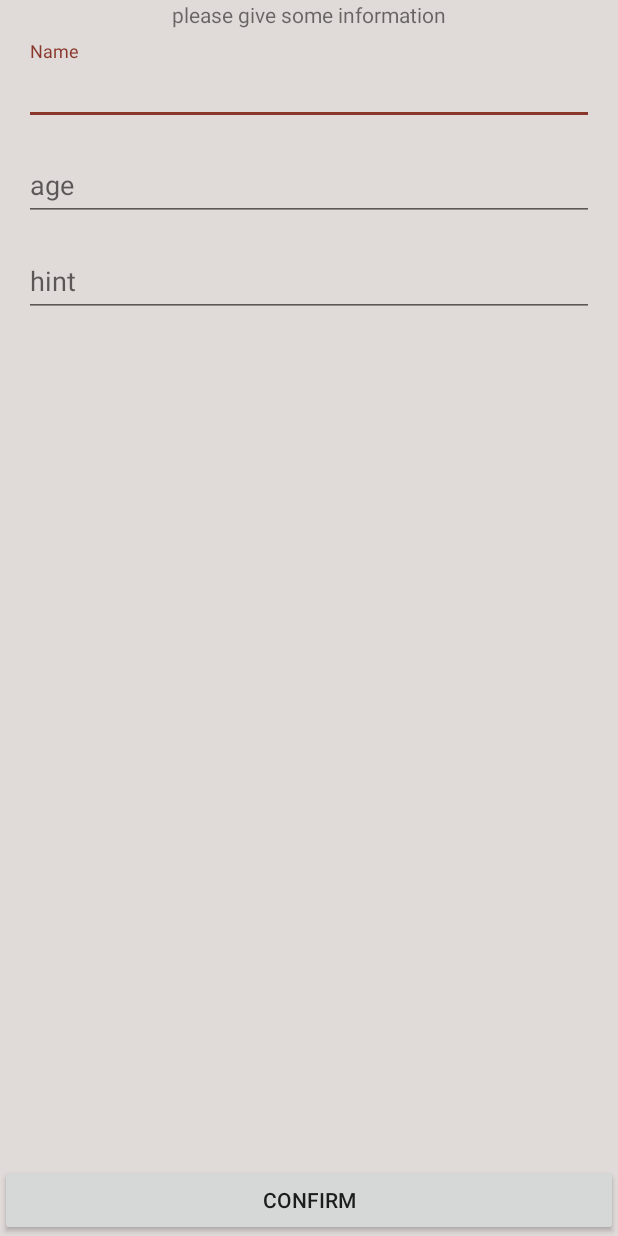
After one commit to NHNNEXT/2017-REAL-MAC-HACK-KI, an Android app: the NewPartyActivity screen opened directly, with no data from a screen before it, on a phone screen of 412 x 824 dp. The commit adds this screen. Run offline under Robolectric (Android 15) with nearby library versions, the phone set to English and light mode, and no system bars.

Commit message:
register view
* 테스트 입니다

```diff
--- a/Amigo_android/app/build.gradle
+++ b/Amigo_android/app/build.gradle
@@ -26,11 +26,11 @@ android {
 dependencies {
     implementation fileTree(dir: 'libs', include: ['*.jar'])
     implementation 'com.android.support:appcompat-v7:26.1.0'
-    implementation 'com.android.support.constraint:constraint-layout:1.0.2'
+    implementation 'com.android.support.constraint:constraint-layout:1.1.0-beta3'
     testImplementation 'junit:junit:4.12'
-    androidTestImplementation ('com.android.support.test.espresso:espresso-core:3.0.1', {
+    androidTestImplementation('com.android.support.test.espresso:espresso-core:3.0.1', {
         exclude group: 'com.android.support', module: 'support-annotations'
     })
-    implementation"org.jetbrains.kotlin:kotlin-stdlib-jre7:$kotlin_version"
+    implementation "org.jetbrains.kotlin:kotlin-stdlib-jre7:$kotlin_version"
     implementation 'com.android.support:design:26.1.0'
 }
--- a/Amigo_android/app/src/main/AndroidManifest.xml
+++ b/Amigo_android/app/src/main/AndroidManifest.xml
@@ -9,14 +9,16 @@
         android:roundIcon="@mipmap/ic_launcher_round"
         android:supportsRtl="true"
         android:theme="@style/AppTheme">
-        <activity android:name=".MainActivity"
-            android:theme="@style/Theme.AppCompat.DayNight.NoActionBar">
+        <activity
+            android:name=".MainActivity"
+            android:theme="@style/AppTheme">
             <intent-filter>
                 <action android:name="android.intent.action.MAIN" />
 
                 <category android:name="android.intent.category.LAUNCHER" />
             </intent-filter>
         </activity>
+        <activity android:name=".NewPartyActivity"></activity>
     </application>
 
 </manifest>
--- a/Amigo_android/app/src/main/java/com/zimincom/amigo/MainActivity.kt
+++ b/Amigo_android/app/src/main/java/com/zimincom/amigo/MainActivity.kt
@@ -1,5 +1,6 @@
 package com.zimincom.amigo
 
+import android.content.Intent
 import android.os.Bundle
 import android.support.v7.app.AppCompatActivity
 import android.widget.Toast
@@ -16,7 +17,8 @@ class MainActivity : AppCompatActivity() {
             val email = input_email.text.toString()
 
             if (isEmailValid(email)) {
-               Toast.makeText(this, "apply done", Toast.LENGTH_SHORT).show()
+                Toast.makeText(this, "apply done", Toast.LENGTH_SHORT).show()
+                startActivity(Intent(MainActivity@this, NewPartyActivity::class.java))
             } else {
                input_email.error = "wrong email!"
             }
--- /dev/null
+++ b/Amigo_android/app/src/main/java/com/zimincom/amigo/NewPartyActivity.kt
@@ -0,0 +1,12 @@
+package com.zimincom.amigo
+
+import android.os.Bundle
+import android.support.v7.app.AppCompatActivity
+
+class NewPartyActivity : AppCompatActivity() {
+
+    override fun onCreate(savedInstanceState: Bundle?) {
+        super.onCreate(savedInstanceState)
+        setContentView(R.layout.activity_new_party)
+    }
+}
--- a/Amigo_android/app/src/main/res/layout/activity_main.xml
+++ b/Amigo_android/app/src/main/res/layout/activity_main.xml
@@ -16,14 +16,14 @@
         app:layout_constraintEnd_toEndOf="parent"
         app:layout_constraintStart_toStartOf="parent"
         app:layout_constraintTop_toTopOf="parent"
-        app:srcCompat="@drawable/ic_logo" />
+        app:srcCompat="@drawable/ic_logo_green" />
 
     <Button
         android:id="@+id/btn_apply"
         android:layout_width="wrap_content"
         android:layout_height="wrap_content"
         android:layout_marginBottom="8dp"
-        android:background="#89372a"
+        android:background="@color/colorPrimary"
         android:text="send"
         android:textColor="@android:color/background_light"
         app:layout_constraintBottom_toBottomOf="parent"
--- /dev/null
+++ b/Amigo_android/app/src/main/res/layout/activity_new_party.xml
@@ -0,0 +1,82 @@
+<?xml version="1.0" encoding="utf-8"?>
+<android.support.constraint.ConstraintLayout xmlns:android="http://schemas.android.com/apk/res/android"
+    xmlns:app="http://schemas.android.com/apk/res-auto"
+    xmlns:tools="http://schemas.android.com/tools"
+    android:layout_width="match_parent"
+    android:layout_height="match_parent"
+    tools:context="com.zimincom.amigo.NewPartyActivity"
+    tools:layout_editor_absoluteX="0dp"
+    tools:layout_editor_absoluteY="81dp">
+
+    <android.support.design.widget.TextInputLayout
+        android:id="@+id/input_name_layout"
+        android:layout_width="0dp"
+        android:layout_height="wrap_content"
+        android:layout_marginEnd="16dp"
+        android:layout_marginStart="16dp"
+        android:layout_marginTop="8dp"
+        app:layout_constraintEnd_toEndOf="parent"
+        app:layout_constraintHorizontal_bias="0.5"
+        app:layout_constraintStart_toStartOf="parent"
+        app:layout_constraintTop_toBottomOf="@+id/tv_message">
+
+        <android.support.design.widget.TextInputEditText
+            android:layout_width="match_parent"
+            android:layout_height="wrap_content"
+            android:hint="@string/login_hint_name" />
+    </android.support.design.widget.TextInputLayout>
+
+    <android.support.design.widget.TextInputLayout
+        android:id="@+id/input_age_layout"
+        android:layout_width="0dp"
+        android:layout_height="wrap_content"
+        android:layout_marginEnd="16dp"
+        android:layout_marginStart="16dp"
+        android:layout_marginTop="8dp"
+        app:layout_constraintEnd_toEndOf="parent"
+        app:layout_constraintStart_toStartOf="parent"
+        app:layout_constraintTop_toBottomOf="@+id/input_name_layout">
+
+        <android.support.design.widget.TextInputEditText
+            android:layout_width="match_parent"
+            android:layout_height="wrap_content"
+            android:hint="@string/login_hint_age" />
+    </android.support.design.widget.TextInputLayout>
+
+    <TextView
+        android:id="@+id/tv_message"
+        android:layout_width="wrap_content"
+        android:layout_height="wrap_content"
+        android:text="@string/login_message"
+        app:layout_constraintEnd_toEndOf="parent"
+        app:layout_constraintHorizontal_bias="0.5"
+        app:layout_constraintStart_toStartOf="parent"
+        tools:layout_editor_absoluteY="16dp" />
+
+    <android.support.design.widget.TextInputLayout
+        android:id="@+id/input_message_layout"
+        android:layout_width="0dp"
+        android:layout_height="wrap_content"
+        android:layout_marginEnd="16dp"
+        android:layout_marginStart="16dp"
+        android:layout_marginTop="8dp"
+        app:layout_constraintEnd_toEndOf="parent"
+        app:layout_constraintStart_toStartOf="parent"
+        app:layout_constraintTop_toBottomOf="@+id/input_age_layout">
+
+        <android.support.design.widget.TextInputEditText
+            android:layout_width="match_parent"
+            android:layout_height="45dp"
+            android:hint="hint" />
+    </android.support.design.widget.TextInputLayout>
+
+    <Button
+        android:id="@+id/button"
+        android:layout_width="0dp"
+        android:layout_height="wrap_content"
+        android:text="@string/login_btn_confirm"
+        app:layout_constraintBottom_toBottomOf="parent"
+        app:layout_constraintEnd_toEndOf="parent"
+        app:layout_constraintStart_toStartOf="parent" />
+
+</android.support.constraint.ConstraintLayout>
--- a/Amigo_android/app/src/main/res/values/colors.xml
+++ b/Amigo_android/app/src/main/res/values/colors.xml
@@ -1,6 +1,7 @@
 <?xml version="1.0" encoding="utf-8"?>
 <resources>
-    <color name="colorPrimary">#3F51B5</color>
-    <color name="colorPrimaryDark">#303F9F</color>
-    <color name="colorAccent">#FF4081</color>
+    <color name="colorPrimary">#00B65A</color>
+    <color name="colorPrimaryDark">#631c0f</color>
+    <color name="colorAccent">#89372a</color>
+    <color name="colorBackground">#e0dad8</color>
 </resources>
--- a/Amigo_android/app/src/main/res/values/strings.xml
+++ b/Amigo_android/app/src/main/res/values/strings.xml
@@ -1,3 +1,7 @@
 <resources>
     <string name="app_name">Amigo</string>
+    <string name="login_hint_name">Name</string>
+    <string name="login_hint_age">age</string>
+    <string name="login_message">please give some information</string>
+    <string name="login_btn_confirm">confirm</string>
 </resources>
--- a/Amigo_android/app/src/main/res/values/styles.xml
+++ b/Amigo_android/app/src/main/res/values/styles.xml
@@ -1,11 +1,12 @@
 <resources>
 
     <!-- Base application theme. -->
-    <style name="AppTheme" parent="Theme.AppCompat.Light.DarkActionBar">
+    <style name="AppTheme" parent="Theme.AppCompat.Light.NoActionBar">
         <!-- Customize your theme here. -->
         <item name="colorPrimary">@color/colorPrimary</item>
         <item name="colorPrimaryDark">@color/colorPrimaryDark</item>
         <item name="colorAccent">@color/colorAccent</item>
+        <item name="android:windowBackground">@color/colorBackground</item>
     </style>
 
 </resources>
```
Also changed, not shown: Amigo_android/app/src/main/res/drawable/ic_logo_green.xml (added, +99 -0 lines).
